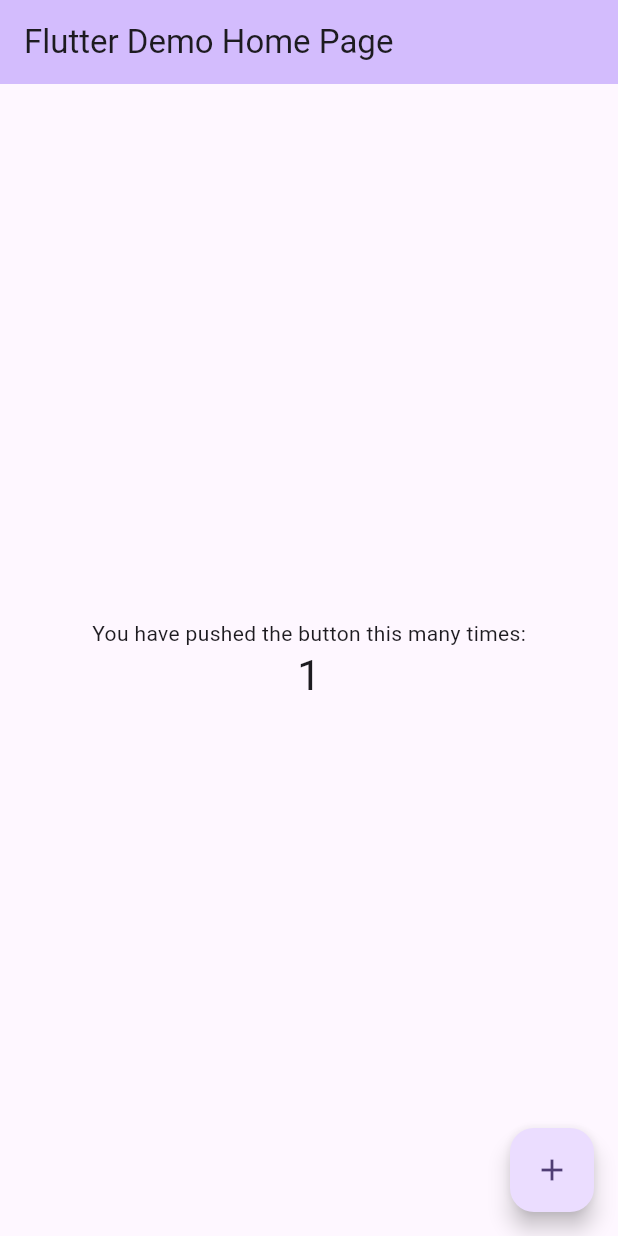
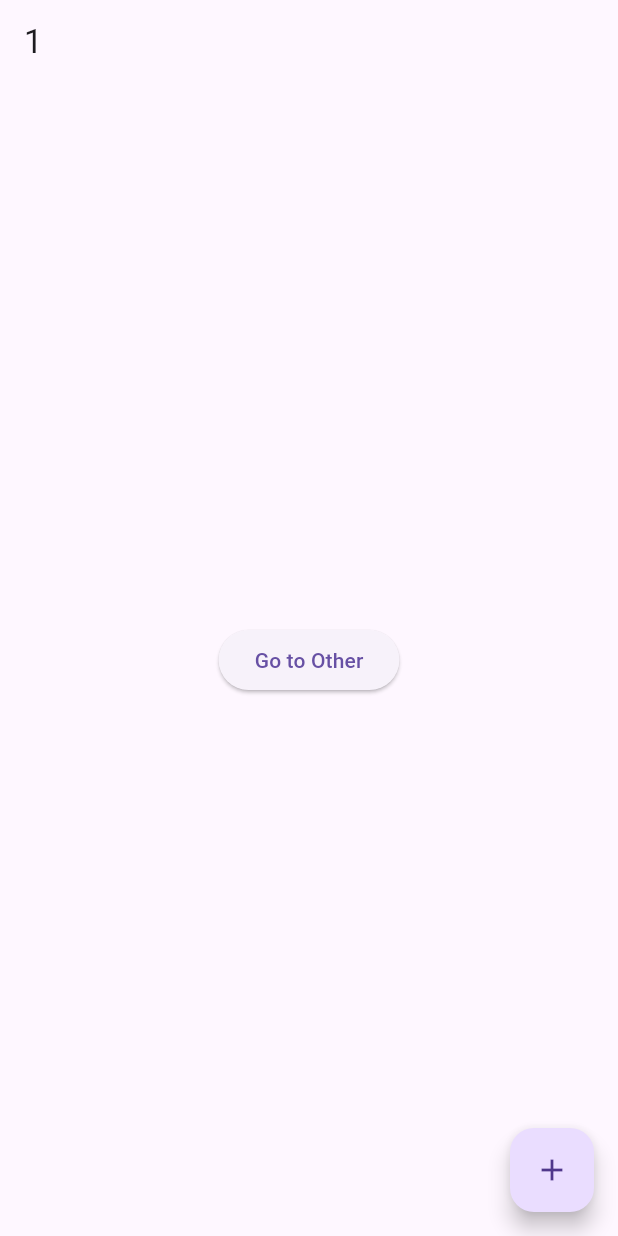
Before and after one commit to hwangInseob/getx_study, a Flutter app: the screen it shows after launch, after a tap on the "add" icon, on a phone screen of 412 x 824 dp. Run offline on Flutter 3.47's test engine with Material 3 defaults, Android fonts, the phone set to English and light mode, and no system bars; our stand-ins replace get.

Commit message:
CountApp

```diff
--- a/lib/main.dart
+++ b/lib/main.dart
@@ -1,125 +1,83 @@
 import 'package:flutter/material.dart';
+import 'package:get/get.dart';
 
 void main() {
-  runApp(const MyApp());
+  runApp(MyApp());
 }
 
 class MyApp extends StatelessWidget {
   const MyApp({super.key});
 
-  // This widget is the root of your application.
   @override
   Widget build(BuildContext context) {
-    return MaterialApp(
-      title: 'Flutter Demo',
-      theme: ThemeData(
-        // This is the theme of your application.
-        //
-        // TRY THIS: Try running your application with "flutter run". You'll see
-        // the application has a purple toolbar. Then, without quitting the app,
-        // try changing the seedColor in the colorScheme below to Colors.green
-        // and then invoke "hot reload" (save your changes or press the "hot
-        // reload" button in a Flutter-supported IDE, or press "r" if you used
-        // the command line to start the app).
-        //
-        // Notice that the counter didn't reset back to zero; the application
-        // state is not lost during the reload. To reset the state, use hot
-        // restart instead.
-        //
-        // This works for code too, not just values: Most code changes can be
-        // tested with just a hot reload.
-        colorScheme: ColorScheme.fromSeed(seedColor: Colors.deepPurple),
-        useMaterial3: true,
-      ),
-      home: const MyHomePage(title: 'Flutter Demo Home Page'),
+    /** (1) GetMaterialApp 적용
+    *  Statement Management 나 dependency Management만 쓸거면 그냥 MaterialApp 써도 됨
+    *  기본 MaterialApp을 child로 가지는 pre-configured 위젯임
+    */
+    return GetMaterialApp(
+      home: Home(),
     );
   }
 }
 
-class MyHomePage extends StatefulWidget {
-  const MyHomePage({super.key, required this.title});
-
-  // This widget is the home page of your application. It is stateful, meaning
-  // that it has a State object (defined below) that contains fields that affect
-  // how it looks.
-
-  // This class is the configuration for the state. It holds the values (in this
-  // case the title) provided by the parent (in this case the App widget) and
-  // used by the build method of the State. Fields in a Widget subclass are
-  // always marked "final".
-
-  final String title;
-
-  @override
-  State<MyHomePage> createState() => _MyHomePageState();
+/**
+ * (2) Business Logic을 담당하는 클래스 생성
+ * - GetxController를 extends 한다.
+ * - ".obs"로 모든 객체를 관찰하도록 할 수 있음
+ *
+ */
+class Controller extends GetxController {
+  var count = 0.obs;
+  increase() => count++;
 }
 
-class _MyHomePageState extends State<MyHomePage> {
-  int _counter = 0;
-
-  void _incrementCounter() {
-    setState(() {
-      // This call to setState tells the Flutter framework that something has
-      // changed in this State, which causes it to rerun the build method below
-      // so that the display can reflect the updated values. If we changed
-      // _counter without calling setState(), then the build method would not be
-      // called again, and so nothing would appear to happen.
-      _counter++;
-    });
-  }
+class Home extends StatelessWidget {
+  const Home({super.key});
 
   @override
   Widget build(BuildContext context) {
-    // This method is rerun every time setState is called, for instance as done
-    // by the _incrementCounter method above.
-    //
-    // The Flutter framework has been optimized to make rerunning build methods
-    // fast, so that you can just rebuild anything that needs updating rather
-    // than having to individually change instances of widgets.
+    /**
+     * (3) Get.put()으로 instanciate
+     * (4) Controller를 통해 변수,함수를 사용 할 수 있다.
+     */
+    final Controller c = Get.put(Controller());
+
     return Scaffold(
       appBar: AppBar(
-        // TRY THIS: Try changing the color here to a specific color (to
-        // Colors.amber, perhaps?) and trigger a hot reload to see the AppBar
-        // change color while the other colors stay the same.
-        backgroundColor: Theme.of(context).colorScheme.inversePrimary,
-        // Here we take the value from the MyHomePage object that was created by
-        // the App.build method, and use it to set our appbar title.
-        title: Text(widget.title),
+        // Obx(() => Widget) 으로 쓰이는 obs 변수가 바뀔때마다 업데이트된다.
+        title: Obx(
+          () => Text("${c.count}"),
+        ),
       ),
       body: Center(
-        // Center is a layout widget. It takes a single child and positions it
-        // in the middle of the parent.
-        child: Column(
-          // Column is also a layout widget. It takes a list of children and
-          // arranges them vertically. By default, it sizes itself to fit its
-          // children horizontally, and tries to be as tall as its parent.
-          //
-          // Column has various properties to control how it sizes itself and
-          // how it positions its children. Here we use mainAxisAlignment to
-          // center the children vertically; the main axis here is the vertical
-          // axis because Columns are vertical (the cross axis would be
-          // horizontal).
-          //
-          // TRY THIS: Invoke "debug painting" (choose the "Toggle Debug Paint"
-          // action in the IDE, or press "p" in the console), to see the
-          // wireframe for each widget.
-          mainAxisAlignment: MainAxisAlignment.center,
-          children: <Widget>[
-            const Text(
-              'You have pushed the button this many times:',
-            ),
-            Text(
-              '$_counter',
-              style: Theme.of(context).textTheme.headlineMedium,
-            ),
-          ],
+        child: ElevatedButton(
+          child: Text("Go to Other"),
+          onPressed: () => Get.to(Other()),
         ),
       ),
       floatingActionButton: FloatingActionButton(
-        onPressed: _incrementCounter,
-        tooltip: 'Increment',
-        child: const Icon(Icons.add),
-      ), // This trailing comma makes auto-formatting nicer for build methods.
+        onPressed: () => c.increase(),
+        child: Icon(
+          Icons.add,
+        ),
+      ),
     );
   }
 }
+
+class Other extends StatelessWidget {
+  const Other({super.key});
+
+  @override
+  Widget build(BuildContext context) {
+    /**
+     * (5) 다른 페이지에서 사용중인 컨트롤러도 Get.find()로 찾아서 사용 가능하다.
+     */
+    final Controller c = Get.find();
+    return Scaffold(
+      body: Center(
+        child: Text("${c.count}"),
+      ),
+    );
+  }
+}
--- a/pubspec.yaml
+++ b/pubspec.yaml
@@ -35,6 +35,7 @@ dependencies:
   # The following adds the Cupertino Icons font to your application.
   # Use with the CupertinoIcons class for iOS style icons.
   cupertino_icons: ^1.0.6
+  get: ^4.6.6
 
 dev_dependencies:
   flutter_test:
```
Also changed, not shown: pubspec.lock, 2 other files.
